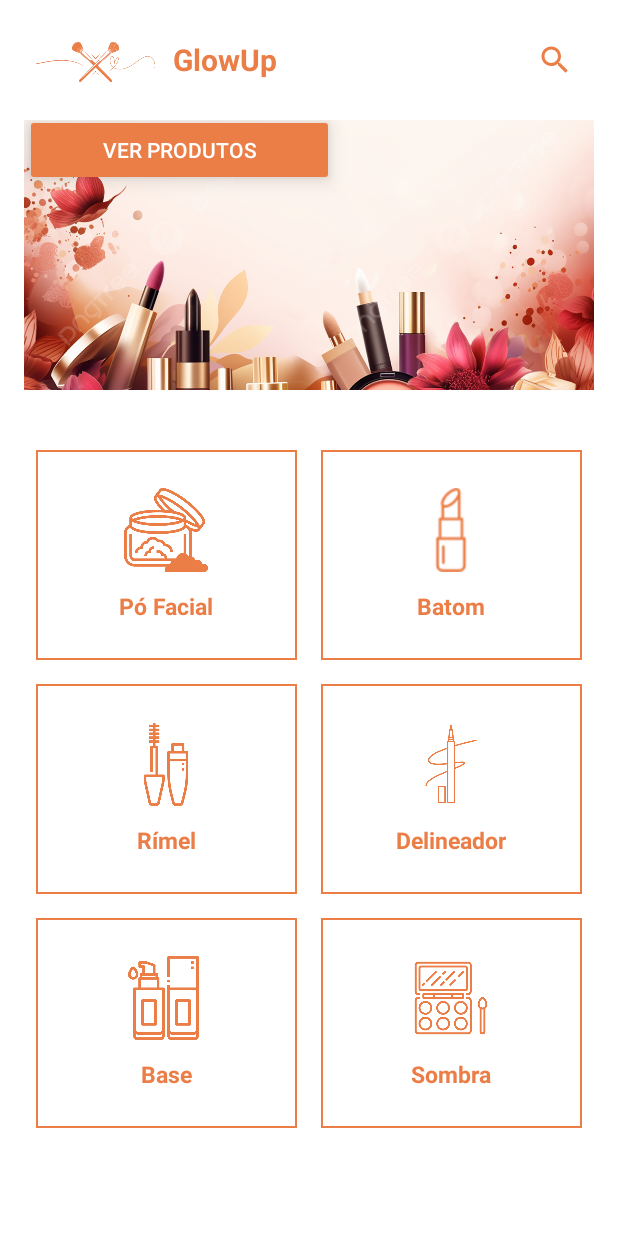
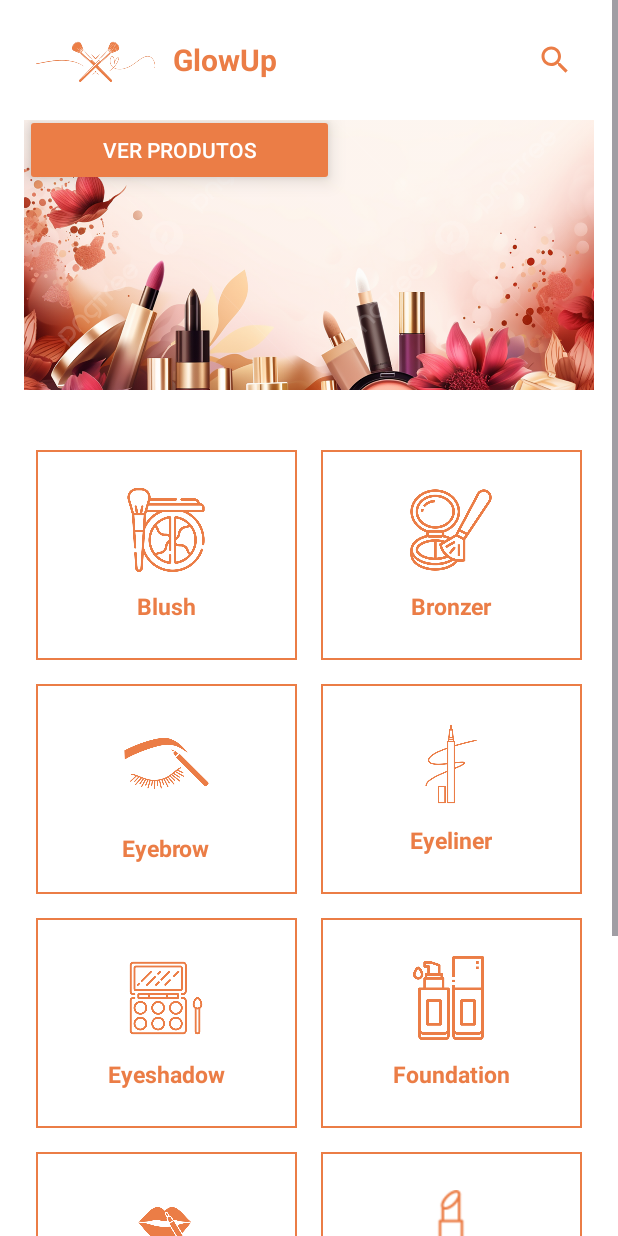
Before and after one commit to HianySilva/GlowUp-Mobile, an Android app: the layout activity_home.xml on its own in the app's theme, with its tools: preview values and no code run, on a phone screen of 412 x 824 dp. Run offline under Robolectric (Android 15) with nearby library versions, the phone set to English and light mode, and no system bars.

Commit message:
Atualização da tela home

```diff
--- a/app/src/main/res/layout/activity_home.xml
+++ b/app/src/main/res/layout/activity_home.xml
@@ -103,7 +103,7 @@
             android:columnOrderPreserved="false"
             android:useDefaultMargins="true">
 
-            <!-- Pó Facial -->
+            <!-- blush-->
             <FrameLayout
                 android:layout_width="0dp"
                 android:layout_height="140dp"
@@ -123,21 +123,225 @@
                     <ImageView
                         android:layout_width="56dp"
                         android:layout_height="56dp"
-                        android:src="@drawable/ic_powder"
-                        android:tint="#eb7d46" />
+                        android:src="@drawable/ic_blush"
+                        app:tint="#eb7d46" />
 
                     <TextView
                         android:layout_width="wrap_content"
                         android:layout_height="wrap_content"
                         android:layout_marginTop="12dp"
-                        android:text="Pó Facial"
+                        android:text="Blush"
+                        android:textColor="#eb7d46"
+                        android:textSize="15sp"
+                        android:textStyle="bold" />
+                </LinearLayout>
+
+            </FrameLayout>
+            <!-- bronzer-->
+            <FrameLayout
+                android:layout_width="0dp"
+                android:layout_height="140dp"
+                android:layout_columnWeight="1"
+                android:layout_margin="8dp"
+                android:background="#eb7d46"
+                android:padding="1dp">
+
+                <LinearLayout
+                    android:layout_width="match_parent"
+                    android:layout_height="match_parent"
+                    android:background="#FFFFFF"
+                    android:gravity="center"
+                    android:orientation="vertical"
+                    android:padding="15dp">
+
+                    <ImageView
+                        android:layout_width="56dp"
+                        android:layout_height="56dp"
+                        android:src="@drawable/ic_bronzer"
+                        app:tint="#eb7d46" />
+
+                    <TextView
+                        android:layout_width="wrap_content"
+                        android:layout_height="wrap_content"
+                        android:layout_marginTop="12dp"
+                        android:text="Bronzer"
                         android:textColor="#eb7d46"
                         android:textSize="15sp"
                         android:textStyle="bold" />
                 </LinearLayout>
             </FrameLayout>
 
-            <!-- Batom -->
+            <!-- Eyebrow-->
+            <FrameLayout
+                android:layout_width="0dp"
+                android:layout_height="140dp"
+                android:layout_columnWeight="1"
+                android:layout_margin="8dp"
+                android:background="#eb7d46"
+                android:padding="1dp">
+
+                <LinearLayout
+                    android:layout_width="match_parent"
+                    android:layout_height="match_parent"
+                    android:background="#FFFFFF"
+                    android:gravity="center"
+                    android:orientation="vertical"
+                    android:padding="15dp">
+
+                    <ImageView
+                        android:layout_width="67dp"
+                        android:layout_height="67dp"
+                        android:src="@drawable/ic_eyebrow"
+                        app:tint="#eb7d46" />
+
+                    <TextView
+                        android:layout_width="wrap_content"
+                        android:layout_height="wrap_content"
+                        android:layout_marginTop="12dp"
+                        android:text="Eyebrow"
+                        android:textColor="#eb7d46"
+                        android:textSize="15sp"
+                        android:textStyle="bold" />
+                </LinearLayout>
+            </FrameLayout>
+            <!-- eyeliner -->
+            <FrameLayout
+                android:layout_width="0dp"
+                android:layout_height="140dp"
+                android:layout_columnWeight="1"
+                android:layout_margin="8dp"
+                android:background="#eb7d46"
+                android:padding="1dp">
+
+                <LinearLayout
+                    android:layout_width="match_parent"
+                    android:layout_height="match_parent"
+                    android:background="#FFFFFF"
+                    android:gravity="center"
+                    android:orientation="vertical"
+                    android:padding="15dp">
+
+                    <ImageView
+                        android:layout_width="56dp"
+                        android:layout_height="56dp"
+                        android:src="@drawable/ic_eyeliner"
+                        app:tint="#eb7d46" />
+
+                    <TextView
+                        android:layout_width="wrap_content"
+                        android:layout_height="wrap_content"
+                        android:layout_marginTop="12dp"
+                        android:text="Eyeliner"
+                        android:textColor="#eb7d46"
+                        android:textSize="15sp"
+                        android:textStyle="bold" />
+                </LinearLayout>
+            </FrameLayout>
+
+
+            <!-- eyeshadow -->
+            <FrameLayout
+                android:layout_width="0dp"
+                android:layout_height="140dp"
+                android:layout_columnWeight="1"
+                android:layout_margin="8dp"
+                android:background="#eb7d46"
+                android:padding="1dp">
+
+                <LinearLayout
+                    android:layout_width="match_parent"
+                    android:layout_height="match_parent"
+                    android:background="#FFFFFF"
+                    android:gravity="center"
+                    android:orientation="vertical"
+                    android:padding="15dp">
+
+                    <ImageView
+                        android:layout_width="56dp"
+                        android:layout_height="56dp"
+                        android:src="@drawable/ic_eyeshadow"
+                        app:tint="#eb7d46" />
+
+                    <TextView
+                        android:layout_width="wrap_content"
+                        android:layout_height="wrap_content"
+                        android:layout_marginTop="12dp"
+                        android:text="Eyeshadow"
+                        android:textColor="#eb7d46"
+                        android:textSize="15sp"
+                        android:textStyle="bold" />
+                </LinearLayout>
+            </FrameLayout>
+
+            <!-- foundation -->
+            <FrameLayout
+                android:layout_width="0dp"
+                android:layout_height="140dp"
+                android:layout_columnWeight="1"
+                android:layout_margin="8dp"
+                android:background="#eb7d46"
+                android:padding="1dp">
+
+                <LinearLayout
+                    android:layout_width="match_parent"
+                    android:layout_height="match_parent"
+                    android:background="#FFFFFF"
+                    android:gravity="center"
+                    android:orientation="vertical"
+                    android:padding="15dp">
+
+                    <ImageView
+                        android:layout_width="56dp"
+                        android:layout_height="56dp"
+                        android:src="@drawable/ic_foundation"
+                        app:tint="#eb7d46" />
+
+                    <TextView
+                        android:layout_width="wrap_content"
+                        android:layout_height="wrap_content"
+                        android:layout_marginTop="12dp"
+                        android:text="Foundation"
+                        android:textColor="#eb7d46"
+                        android:textSize="15sp"
+                        android:textStyle="bold" />
+                </LinearLayout>
+            </FrameLayout>
+
+            <!-- Lip liner -->
+            <FrameLayout
+                android:layout_width="0dp"
+                android:layout_height="140dp"
+                android:layout_columnWeight="1"
+                android:layout_margin="8dp"
+                android:background="#eb7d46"
+                android:padding="1dp">
+
+                <LinearLayout
+                    android:layout_width="match_parent"
+                    android:layout_height="match_parent"
+                    android:background="#FFFFFF"
+                    android:gravity="center"
+                    android:orientation="vertical"
+                    android:padding="15dp">
+
+                    <ImageView
+                        android:layout_width="56dp"
+                        android:layout_height="56dp"
+                        android:src="@drawable/ic_lipliner"
+                        app:tint="#eb7d46" />
+
+                    <TextView
+                        android:layout_width="wrap_content"
+                        android:layout_height="wrap_content"
+                        android:layout_marginTop="12dp"
+                        android:text="Lip liner"
+                        android:textColor="#eb7d46"
+                        android:textSize="15sp"
+                        android:textStyle="bold" />
+                </LinearLayout>
+            </FrameLayout>
+
+            <!-- lipstick -->
             <FrameLayout
                 android:layout_width="0dp"
                 android:layout_height="140dp"
@@ -158,21 +362,20 @@
                         android:layout_width="56dp"
                         android:layout_height="56dp"
                         android:src="@drawable/ic_lipstick"
-                        android:tint="#eb7d46" />
+                        app:tint="#eb7d46" />
 
                     <TextView
                         android:layout_width="wrap_content"
                         android:layout_height="wrap_content"
                         android:layout_marginTop="12dp"
-                        android:text="Batom"
+                        android:text="Lipstick"
                         android:textColor="#eb7d46"
                         android:textSize="15sp"
                         android:textStyle="bold" />
                 </LinearLayout>
             </FrameLayout>
 
-            <!-- Demais categorias seguem o mesmo padrão -->
-            <!-- Rímel -->
+            <!-- Mascara -->
             <FrameLayout
                 android:layout_width="0dp"
                 android:layout_height="140dp"
@@ -193,20 +396,20 @@
                         android:layout_width="56dp"
                         android:layout_height="56dp"
                         android:src="@drawable/ic_mascara"
-                        android:tint="#eb7d46" />
+                        app:tint="#eb7d46" />
 
                     <TextView
                         android:layout_width="wrap_content"
                         android:layout_height="wrap_content"
                         android:layout_marginTop="12dp"
-                        android:text="Rímel"
+                        android:text="Mascara"
                         android:textColor="#eb7d46"
                         android:textSize="15sp"
                         android:textStyle="bold" />
                 </LinearLayout>
             </FrameLayout>
 
-            <!-- Delineador -->
+            <!-- Nail polish-->
             <FrameLayout
                 android:layout_width="0dp"
                 android:layout_height="140dp"
@@ -226,87 +429,20 @@
                     <ImageView
                         android:layout_width="56dp"
                         android:layout_height="56dp"
-                        android:src="@drawable/ic_eyeliner"
-                        android:tint="#eb7d46" />
+                        android:src="@drawable/ic_nailpolish"
+                        app:tint="#eb7d46" />
 
                     <TextView
                         android:layout_width="wrap_content"
                         android:layout_height="wrap_content"
                         android:layout_marginTop="12dp"
-                        android:text="Delineador"
+                        android:text="Nail polish"
                         android:textColor="#eb7d46"
                         android:textSize="15sp"
                         android:textStyle="bold" />
                 </LinearLayout>
             </FrameLayout>
 
-            <!-- Base -->
-            <FrameLayout
-                android:layout_width="0dp"
-                android:layout_height="140dp"
-                android:layout_columnWeight="1"
-                android:layout_margin="8dp"
-                android:background="#eb7d46"
-                android:padding="1dp">
-
-                <LinearLayout
-                    android:layout_width="match_parent"
-                    android:layout_height="match_parent"
-                    android:background="#FFFFFF"
-                    android:gravity="center"
-                    android:orientation="vertical"
-                    android:padding="15dp">
-
-                    <ImageView
-                        android:layout_width="56dp"
-                        android:layout_height="56dp"
-                        android:src="@drawable/ic_foundation"
-                        android:tint="#eb7d46" />
-
-                    <TextView
-                        android:layout_width="wrap_content"
-                        android:layout_height="wrap_content"
-                        android:layout_marginTop="12dp"
-                        android:text="Base"
-                        android:textColor="#eb7d46"
-                        android:textSize="15sp"
-                        android:textStyle="bold" />
-                </LinearLayout>
-            </FrameLayout>
-
-            <!-- Sombra -->
-            <FrameLayout
-                android:layout_width="0dp"
-                android:layout_height="140dp"
-                android:layout_columnWeight="1"
-                android:layout_margin="8dp"
-                android:background="#eb7d46"
-                android:padding="1dp">
-
-                <LinearLayout
-                    android:layout_width="match_parent"
-                    android:layout_height="match_parent"
-                    android:background="#FFFFFF"
-                    android:gravity="center"
-                    android:orientation="vertical"
-                    android:padding="15dp">
-
-                    <ImageView
-                        android:layout_width="56dp"
-                        android:layout_height="56dp"
-                        android:src="@drawable/ic_eyeshadow"
-                        android:tint="#eb7d46" />
-
-                    <TextView
-                        android:layout_width="wrap_content"
-                        android:layout_height="wrap_content"
-                        android:layout_marginTop="12dp"
-                        android:text="Sombra"
-                        android:textColor="#eb7d46"
-                        android:textSize="15sp"
-                        android:textStyle="bold" />
-                </LinearLayout>
-            </FrameLayout>
         </GridLayout>
     </LinearLayout>
 </ScrollView>
```
Also changed, not shown: app/src/main/res/drawable/ic_blush.png (added), app/src/main/res/drawable/ic_bronzer.png (added), app/src/main/res/drawable/ic_eyebrow.png (added), app/src/main/res/drawable/ic_lipliner.png (added), app/src/main/res/drawable/ic_nailpolish.png (added).
